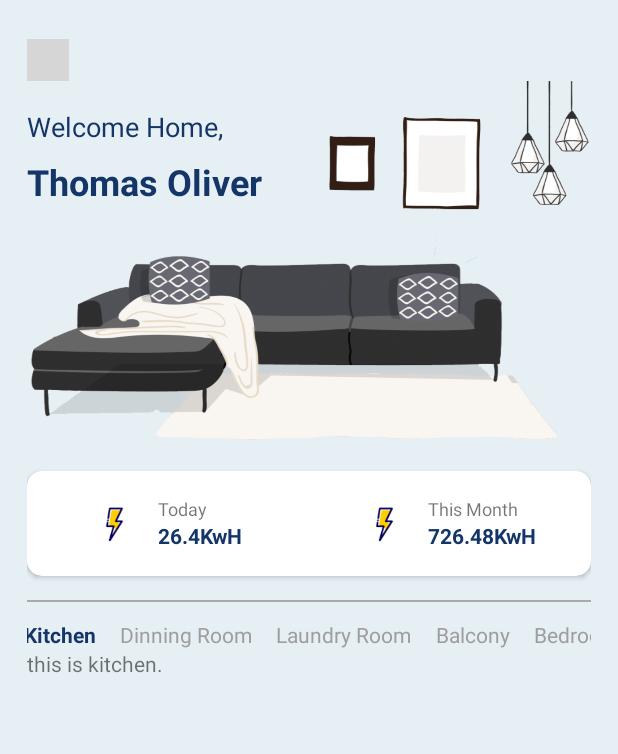
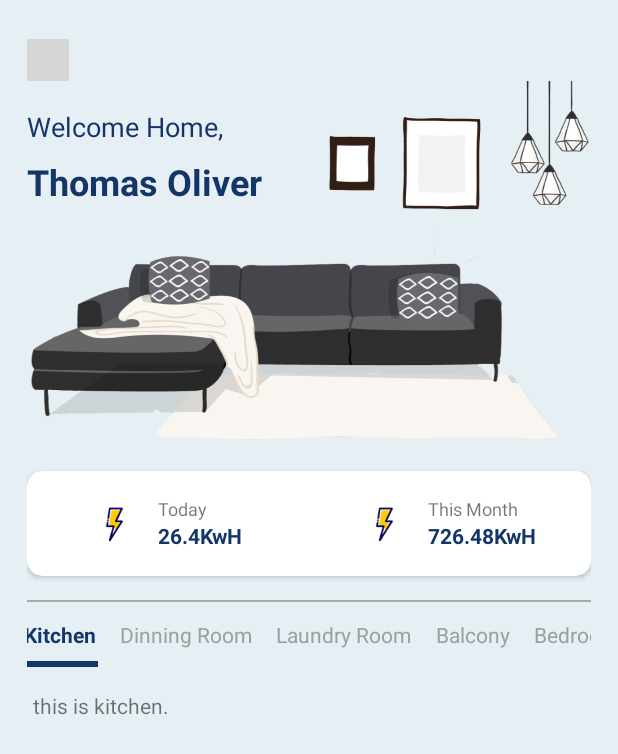
Before and after one commit to YuLiangGoh/SmartHome, an Android app: the screen it shows after launch (MainActivity), after a tap on "Kitchen", on a phone screen of 412 x 824 dp. Shown: the top 754 px of the screen. Run offline under Robolectric (Android 15) with nearby library versions, the phone set to English and light mode, and no system bars; 1 other tap on this screen came first; grey boxes are pictures that could not be loaded.

Commit message:
fixed horizontal scroll bug

```diff
--- a/app/src/main/java/com/example/smarthome/MainActivity.java
+++ b/app/src/main/java/com/example/smarthome/MainActivity.java
@@ -9,6 +9,7 @@ import androidx.viewpager.widget.ViewPager;
 
 import android.graphics.Typeface;
 import android.os.Bundle;
+import android.util.Log;
 import android.view.View;
 import android.widget.HorizontalScrollView;
 import android.widget.LinearLayout;
@@ -25,8 +26,10 @@ public class MainActivity extends FragmentActivity {
     private LinearLayout linearLayout;
     private ViewPager viewPager;
     private PagerAdapter pagerAdapter;
+    private View view;
 
     private int NUM_PAGES = 11;
+    private String TAG = MainActivity.class.getSimpleName();
 
     @Override
     protected void onCreate(Bundle savedInstanceState) {
@@ -51,6 +54,7 @@ public class MainActivity extends FragmentActivity {
         horizontalScrollView.setSmoothScrollingEnabled(true);
         linearLayout = findViewById(R.id.main_item_linear_layout);
         viewPager = findViewById(R.id.main_view_pager);
+        view = findViewById(R.id.main_view);
 
         //set Username
         name.setText("Thomas Oliver");
@@ -74,56 +78,78 @@ public class MainActivity extends FragmentActivity {
                         clearTextStyle();
                         living_room.setTextColor(getResources().getColor(R.color.primaryColor, getApplicationContext().getTheme()));
                         living_room.setTypeface(Typeface.DEFAULT_BOLD);
+                        horizontalScrollView.smoothScrollTo((int) linearLayout.getChildAt(0).getX(),0);
+                        view.getLayoutParams().width = linearLayout.getChildAt(0).getWidth();
                         break;
                     case 1:
                         clearTextStyle();
                         kitchen.setTextColor(getResources().getColor(R.color.primaryColor, getApplicationContext().getTheme()));
                         kitchen.setTypeface(Typeface.DEFAULT_BOLD);
+                        horizontalScrollView.smoothScrollTo((int) linearLayout.getChildAt(1).getX(),0);
+                        view.getLayoutParams().width = linearLayout.getChildAt(1).getWidth();
                         break;
                     case 2:
                         clearTextStyle();
                         dining_room.setTextColor(getResources().getColor(R.color.primaryColor, getApplicationContext().getTheme()));
                         dining_room.setTypeface(Typeface.DEFAULT_BOLD);
+                        horizontalScrollView.smoothScrollTo((int) linearLayout.getChildAt(2).getX(),0);
+                        view.getLayoutParams().width = linearLayout.getChildAt(2).getWidth();
                         break;
                     case 3:
                         clearTextStyle();
                         laundry_room.setTextColor(getResources().getColor(R.color.primaryColor, getApplicationContext().getTheme()));
                         laundry_room.setTypeface(Typeface.DEFAULT_BOLD);
+                        horizontalScrollView.smoothScrollTo((int) linearLayout.getChildAt(3).getX(),0);
+                        view.getLayoutParams().width = linearLayout.getChildAt(3).getWidth();
                         break;
                     case 4:
                         clearTextStyle();
                         balcony.setTextColor(getResources().getColor(R.color.primaryColor, getApplicationContext().getTheme()));
                         balcony.setTypeface(Typeface.DEFAULT_BOLD);
+                        horizontalScrollView.smoothScrollTo((int) linearLayout.getChildAt(4).getX(),0);
+                        view.getLayoutParams().width = linearLayout.getChildAt(4).getWidth();
                         break;
                     case 5:
                         clearTextStyle();
                         bedroom_primary.setTextColor(getResources().getColor(R.color.primaryColor, getApplicationContext().getTheme()));
                         bedroom_primary.setTypeface(Typeface.DEFAULT_BOLD);
+                        horizontalScrollView.smoothScrollTo((int) linearLayout.getChildAt(5).getX(),0);
+                        view.getLayoutParams().width = linearLayout.getChildAt(5).getWidth();
                         break;
                     case 6:
                         clearTextStyle();
                         bedroom_secondary.setTextColor(getResources().getColor(R.color.primaryColor, getApplicationContext().getTheme()));
                         bedroom_secondary.setTypeface(Typeface.DEFAULT_BOLD);
+                        horizontalScrollView.smoothScrollTo((int) linearLayout.getChildAt(6).getX(),0);
+                        view.getLayoutParams().width = linearLayout.getChildAt(6).getWidth();
                         break;
                     case 7:
                         clearTextStyle();
                         toilet_primary.setTextColor(getResources().getColor(R.color.primaryColor, getApplicationContext().getTheme()));
                         toilet_primary.setTypeface(Typeface.DEFAULT_BOLD);
+                        horizontalScrollView.smoothScrollTo((int) linearLayout.getChildAt(7).getX(),0);
+                        view.getLayoutParams().width = linearLayout.getChildAt(7).getWidth();
                         break;
                     case 8:
                         clearTextStyle();
                         toilet_secondary.setTextColor(getResources().getColor(R.color.primaryColor, getApplicationContext().getTheme()));
                         toilet_secondary.setTypeface(Typeface.DEFAULT_BOLD);
+                        horizontalScrollView.smoothScrollTo((int) linearLayout.getChildAt(8).getX(),0);
+                        view.getLayoutParams().width = linearLayout.getChildAt(8).getWidth();
                         break;
                     case 9:
                         clearTextStyle();
                         store_room_primary.setTextColor(getResources().getColor(R.color.primaryColor, getApplicationContext().getTheme()));
                         store_room_primary.setTypeface(Typeface.DEFAULT_BOLD);
+                        horizontalScrollView.smoothScrollTo((int) linearLayout.getChildAt(9).getX(),0);
+                        view.getLayoutParams().width = linearLayout.getChildAt(9).getWidth();
                         break;
                     case 10:
                         clearTextStyle();
                         store_room_secondary.setTextColor(getResources().getColor(R.color.primaryColor, getApplicationContext().getTheme()));
                         store_room_secondary.setTypeface(Typeface.DEFAULT_BOLD);
+                        horizontalScrollView.smoothScrollTo((int) linearLayout.getChildAt(10).getX(),0);
+                        view.getLayoutParams().width = linearLayout.getChildAt(10).getWidth();
                         break;
                     default:
                         break;
@@ -257,38 +283,26 @@ public class MainActivity extends FragmentActivity {
         public Fragment getItem(int position) {
             switch (position){
                 case 0:
-                    horizontalScrollView.smoothScrollTo((int) linearLayout.getChildAt(0).getX(),0);
                     return new LivingRoom();
                 case 1:
-                    horizontalScrollView.smoothScrollTo((int) linearLayout.getChildAt(0).getX(),0);
                     return new Kitchen();
                 case 2:
-
-                    horizontalScrollView.smoothScrollTo((int) linearLayout.getChildAt(1).getX(),0);
                     return new DiningRoom();
                 case 3:
-                    horizontalScrollView.smoothScrollTo((int) linearLayout.getChildAt(2).getX(),0);
                     return new LaundryRoom();
                 case 4:
-                    horizontalScrollView.smoothScrollTo((int) linearLayout.getChildAt(3).getX(),0);
                     return new Balcony();
                 case 5:
-                    horizontalScrollView.smoothScrollTo((int) linearLayout.getChildAt(4).getX(),0);
                     return new BedroomPrimary();
                 case 6:
-                    horizontalScrollView.smoothScrollTo((int) linearLayout.getChildAt(5).getX(),0);
                     return new BedroomSecondary();
                 case 7:
-                    horizontalScrollView.smoothScrollTo((int) linearLayout.getChildAt(6).getX(),0);
                     return new ToiletPrimary();
                 case 8:
-                    horizontalScrollView.smoothScrollTo((int) linearLayout.getChildAt(7).getX(),0);
                     return new ToiletSecondary();
                 case 9:
-                    horizontalScrollView.smoothScrollTo((int) linearLayout.getChildAt(8).getX(),0);
                     return new StoreRoomPrimary();
                 case 10:
-                    horizontalScrollView.smoothScrollTo((int) linearLayout.getChildAt(10).getX(),0);
                     return new StoreRoomSecondary();
                 default:
                     return new LivingRoom();
--- a/app/src/main/res/layout/activity_living_room.xml
+++ b/app/src/main/res/layout/activity_living_room.xml
@@ -10,8 +10,7 @@
 
     <RelativeLayout
         android:layout_width="match_parent"
-        android:layout_height="wrap_content"
-        android:padding="16dp">
+        android:layout_height="wrap_content">
 
         <androidx.cardview.widget.CardView
             android:layout_width="150dp"
--- a/app/src/main/res/layout/activity_main.xml
+++ b/app/src/main/res/layout/activity_main.xml
@@ -1,12 +1,16 @@
 <?xml version="1.0" encoding="utf-8"?>
-<LinearLayout xmlns:android="http://schemas.android.com/apk/res/android"
+<ScrollView xmlns:android="http://schemas.android.com/apk/res/android"
     xmlns:app="http://schemas.android.com/apk/res-auto"
     xmlns:tools="http://schemas.android.com/tools"
     android:layout_width="match_parent"
     android:layout_height="match_parent"
     tools:context=".MainActivity"
+    android:background="@color/secondaryColor">
+
+    <LinearLayout
+        android:layout_width="match_parent"
+        android:layout_height="match_parent"
         android:orientation="vertical"
-    android:background="@color/secondaryColor"
         android:padding="18dp">
 
         <ImageView
@@ -169,6 +173,7 @@
                     android:orientation="horizontal"
                     android:layout_marginTop="12dp">
 
+
                     <TextView
                         android:id="@+id/main_living_room"
                         android:layout_width="wrap_content"
@@ -260,16 +265,34 @@
                         android:textColor="@color/grey"
                         android:layout_marginEnd="16dp"/>
 
+                    <TextView
+                        android:layout_width="wrap_content"
+                        android:layout_height="wrap_content"
+                        android:text="                                                    "
+                        android:textColor="@color/grey"
+                        android:layout_marginEnd="16dp"/>
+
                 </LinearLayout>
 
             </HorizontalScrollView>
 
         </ScrollView>
 
+        <View
+            android:id="@+id/main_view"
+            android:layout_width="90dp"
+            android:layout_height="4dp"
+            android:layout_marginTop="8dp"
+            android:background="@color/primaryColor"
+            />
+
         <androidx.viewpager.widget.ViewPager
             android:id="@+id/main_view_pager"
             android:layout_width="match_parent"
-        android:layout_height="match_parent"/>
-
+            android:layout_height="500dp"
+            android:padding="4dp"
+            android:layout_marginTop="12dp"/>
 
     </LinearLayout>
+
+</ScrollView>
```
Lines whose indentation alone changed are shown as unchanged.
